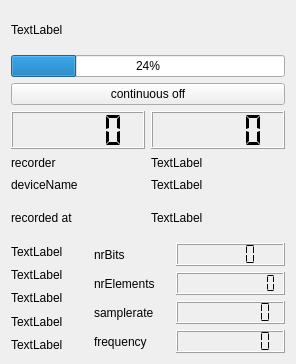
This is src/devices/filereaders/xml-filereader/xmlfiles.ui in tomneda/DABstar as Qt 5 draws it before an edit. The edited form follows.
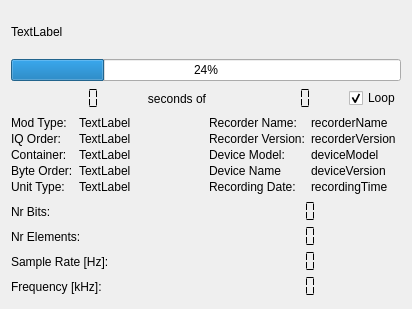
This is the edited form.

```diff
--- a/src/devices/filereaders/xml-filereader/xmlfiles.ui
+++ b/src/devices/filereaders/xml-filereader/xmlfiles.ui
@@ -6,8 +6,8 @@
    <rect>
     <x>0</x>
     <y>0</y>
-    <width>296</width>
-    <height>364</height>
+    <width>412</width>
+    <height>309</height>
    </rect>
   </property>
   <property name="windowTitle">
@@ -35,90 +35,50 @@
     </widget>
    </item>
    <item>
-    <widget class="QPushButton" name="continuousButton">
-     <property name="text">
-      <string>continuous off</string>
-     </property>
-    </widget>
-   </item>
-   <item>
-    <layout class="QHBoxLayout" name="horizontalLayout">
+    <layout class="QHBoxLayout" name="horizontalLayout" stretch="3,2,3,1">
      <item>
       <widget class="QLCDNumber" name="currentTime">
-       <property name="toolTip">
-        <string>&lt;html&gt;&lt;head/&gt;&lt;body&gt;&lt;p&gt;Current time in the file&lt;/p&gt;&lt;/body&gt;&lt;/html&gt;</string>
+       <property name="frameShape">
+        <enum>QFrame::NoFrame</enum>
+       </property>
+       <property name="smallDecimalPoint">
+        <bool>true</bool>
        </property>
        <property name="segmentStyle">
         <enum>QLCDNumber::Flat</enum>
        </property>
       </widget>
      </item>
+     <item>
+      <widget class="QLabel" name="label_6">
+       <property name="text">
+        <string>seconds of</string>
+       </property>
+       <property name="alignment">
+        <set>Qt::AlignCenter</set>
+       </property>
+      </widget>
+     </item>
      <item>
       <widget class="QLCDNumber" name="totalTime">
-       <property name="toolTip">
-        <string>&lt;html&gt;&lt;head/&gt;&lt;body&gt;&lt;p&gt;Total recorded time of the file&lt;/p&gt;&lt;/body&gt;&lt;/html&gt;</string>
+       <property name="frameShape">
+        <enum>QFrame::NoFrame</enum>
+       </property>
+       <property name="smallDecimalPoint">
+        <bool>true</bool>
        </property>
        <property name="segmentStyle">
         <enum>QLCDNumber::Flat</enum>
        </property>
       </widget>
      </item>
-    </layout>
-   </item>
-   <item>
-    <layout class="QGridLayout" name="gridLayout">
-     <item row="0" column="0">
-      <widget class="QLabel" name="recorderName">
-       <property name="text">
-        <string>recorder</string>
-       </property>
-      </widget>
-     </item>
-     <item row="0" column="1">
-      <widget class="QLabel" name="recorderVersion">
-       <property name="toolTip">
-        <string>&lt;html&gt;&lt;head/&gt;&lt;body&gt;&lt;p&gt;Shows recording software and version.&lt;/p&gt;&lt;/body&gt;&lt;/html&gt;</string>
-       </property>
-       <property name="text">
-        <string>TextLabel</string>
-       </property>
-      </widget>
-     </item>
-     <item row="1" column="0">
-      <widget class="QLabel" name="deviceVersion">
-       <property name="text">
-        <string>deviceName</string>
-       </property>
-      </widget>
-     </item>
-     <item row="1" column="1">
-      <widget class="QLabel" name="deviceModel">
-       <property name="toolTip">
-        <string>&lt;html&gt;&lt;head/&gt;&lt;body&gt;&lt;p&gt;Shows recording device&lt;/p&gt;&lt;/body&gt;&lt;/html&gt;</string>
-       </property>
-       <property name="text">
-        <string>TextLabel</string>
-       </property>
-      </widget>
-     </item>
-    </layout>
-   </item>
-   <item>
-    <layout class="QHBoxLayout" name="horizontalLayout_3">
      <item>
-      <widget class="QLabel" name="label_5">
+      <widget class="QCheckBox" name="cbLoopFile">
        <property name="text">
-        <string>recorded at </string>
+        <string>Loop</string>
        </property>
-      </widget>
-     </item>
-     <item>
-      <widget class="QLabel" name="recordingTime">
-       <property name="toolTip">
-        <string>&lt;html&gt;&lt;head/&gt;&lt;body&gt;&lt;p&gt;Shows recording time (it's not the current time)&lt;/p&gt;&lt;/body&gt;&lt;/html&gt;</string>
-       </property>
-       <property name="text">
-        <string>TextLabel</string>
+       <property name="checked">
+        <bool>true</bool>
        </property>
       </widget>
      </item>
@@ -127,36 +87,74 @@
    <item>
     <layout class="QHBoxLayout" name="horizontalLayout_2">
      <item>
-      <layout class="QVBoxLayout" name="verticalLayout_4">
-       <item>
+      <layout class="QFormLayout" name="formLayout">
+       <property name="verticalSpacing">
+        <number>2</number>
+       </property>
+       <item row="0" column="0">
+        <widget class="QLabel" name="label_7">
+         <property name="text">
+          <string>Mod Type:</string>
+         </property>
+        </widget>
+       </item>
+       <item row="0" column="1">
         <widget class="QLabel" name="modulationtypeLabel">
          <property name="text">
           <string>TextLabel</string>
          </property>
         </widget>
        </item>
-       <item>
+       <item row="1" column="0">
+        <widget class="QLabel" name="label_8">
+         <property name="text">
+          <string>IQ Order:</string>
+         </property>
+        </widget>
+       </item>
+       <item row="1" column="1">
         <widget class="QLabel" name="iqOrderLabel">
          <property name="text">
           <string>TextLabel</string>
          </property>
         </widget>
        </item>
-       <item>
+       <item row="2" column="0">
+        <widget class="QLabel" name="label_9">
+         <property name="text">
+          <string>Container:</string>
+         </property>
+        </widget>
+       </item>
+       <item row="2" column="1">
         <widget class="QLabel" name="containerLabel">
          <property name="text">
           <string>TextLabel</string>
          </property>
         </widget>
        </item>
-       <item>
+       <item row="3" column="0">
+        <widget class="QLabel" name="label_10">
+         <property name="text">
+          <string>Byte Order:</string>
+         </property>
+        </widget>
+       </item>
+       <item row="3" column="1">
         <widget class="QLabel" name="byteOrderLabel">
          <property name="text">
           <string>TextLabel</string>
          </property>
         </widget>
        </item>
-       <item>
+       <item row="4" column="0">
+        <widget class="QLabel" name="label_11">
+         <property name="text">
+          <string>Unit Type:</string>
+         </property>
+        </widget>
+       </item>
+       <item row="4" column="1">
         <widget class="QLabel" name="typeofUnitLabel">
          <property name="text">
           <string>TextLabel</string>
@@ -166,89 +164,189 @@
       </layout>
      </item>
      <item>
-      <layout class="QVBoxLayout" name="verticalLayout_3">
-       <item>
-        <widget class="QLabel" name="label">
+      <layout class="QFormLayout" name="formLayout_3">
+       <property name="verticalSpacing">
+        <number>2</number>
+       </property>
+       <item row="0" column="0">
+        <widget class="QLabel" name="label_12">
          <property name="text">
-          <string>nrBits</string>
+          <string>Recorder Name:</string>
          </property>
         </widget>
        </item>
-       <item>
-        <widget class="QLabel" name="label_2">
+       <item row="0" column="1">
+        <widget class="QLabel" name="recorderName">
          <property name="text">
-          <string>nrElements</string>
+          <string>recorderName</string>
          </property>
         </widget>
        </item>
-       <item>
-        <widget class="QLabel" name="label_3">
+       <item row="1" column="0">
+        <widget class="QLabel" name="label_14">
          <property name="text">
-          <string>samplerate</string>
+          <string>Recorder Version:</string>
          </property>
         </widget>
        </item>
-       <item>
-        <widget class="QLabel" name="label_4">
+       <item row="1" column="1">
+        <widget class="QLabel" name="recorderVersion">
          <property name="text">
-          <string>frequency</string>
+          <string>recorderVersion</string>
          </property>
         </widget>
        </item>
-      </layout>
-     </item>
-     <item>
-      <layout class="QVBoxLayout" name="verticalLayout_2">
-       <item>
-        <widget class="QLCDNumber" name="nrBitsDisplay">
-         <property name="toolTip">
-          <string>&lt;html&gt;&lt;head/&gt;&lt;body&gt;&lt;p&gt;Number of bits recorded&lt;/p&gt;&lt;/body&gt;&lt;/html&gt;</string>
+       <item row="2" column="0">
+        <widget class="QLabel" name="label_15">
+         <property name="text">
+          <string>Device Model:</string>
          </property>
-         <property name="segmentStyle">
-          <enum>QLCDNumber::Flat</enum>
+        </widget>
+       </item>
+       <item row="2" column="1">
+        <widget class="QLabel" name="deviceModel">
+         <property name="text">
+          <string>deviceModel</string>
          </property>
         </widget>
        </item>
-       <item>
-        <widget class="QLCDNumber" name="nrElementsDisplay">
-         <property name="digitCount">
-          <number>10</number>
+       <item row="3" column="0">
+        <widget class="QLabel" name="label_13">
+         <property name="text">
+          <string>Device Name</string>
          </property>
-         <property name="segmentStyle">
-          <enum>QLCDNumber::Flat</enum>
+        </widget>
+       </item>
+       <item row="3" column="1">
+        <widget class="QLabel" name="deviceModelName">
+         <property name="text">
+          <string>deviceVersion</string>
          </property>
         </widget>
        </item>
-       <item>
-        <widget class="QLCDNumber" name="samplerateDisplay">
-         <property name="toolTip">
-          <string>&lt;html&gt;&lt;head/&gt;&lt;body&gt;&lt;p&gt;Sampling rate in Hz (normally 2048000 Hz)&lt;/p&gt;&lt;/body&gt;&lt;/html&gt;</string>
+       <item row="4" column="0">
+        <widget class="QLabel" name="label_5">
+         <property name="text">
+          <string>Recording Date: </string>
          </property>
-         <property name="digitCount">
-          <number>8</number>
-         </property>
-         <property name="segmentStyle">
-          <enum>QLCDNumber::Flat</enum>
-         </property>
         </widget>
        </item>
-       <item>
-        <widget class="QLCDNumber" name="frequencyDisplay">
-         <property name="toolTip">
-          <string>&lt;html&gt;&lt;head/&gt;&lt;body&gt;&lt;p&gt;Initial frequency of the recorded ensemble (in kHz)&lt;/p&gt;&lt;/body&gt;&lt;/html&gt;</string>
+       <item row="4" column="1">
+        <widget class="QLabel" name="recordingTime">
+         <property name="text">
+          <string>recordingTime</string>
          </property>
-         <property name="digitCount">
-          <number>8</number>
-         </property>
-         <property name="segmentStyle">
-          <enum>QLCDNumber::Flat</enum>
-         </property>
         </widget>
        </item>
       </layout>
      </item>
     </layout>
    </item>
+   <item>
+    <layout class="QFormLayout" name="formLayout_2">
+     <property name="verticalSpacing">
+      <number>2</number>
+     </property>
+     <item row="0" column="0">
+      <widget class="QLabel" name="label">
+       <property name="text">
+        <string>Nr Bits:</string>
+       </property>
+      </widget>
+     </item>
+     <item row="1" column="0">
+      <widget class="QLabel" name="label_2">
+       <property name="text">
+        <string>Nr Elements:</string>
+       </property>
+      </widget>
+     </item>
+     <item row="2" column="0">
+      <widget class="QLabel" name="label_3">
+       <property name="text">
+        <string>Sample Rate [Hz]:</string>
+       </property>
+      </widget>
+     </item>
+     <item row="3" column="0">
+      <widget class="QLabel" name="label_4">
+       <property name="sizePolicy">
+        <sizepolicy hsizetype="Preferred" vsizetype="Minimum">
+         <horstretch>0</horstretch>
+         <verstretch>0</verstretch>
+        </sizepolicy>
+       </property>
+       <property name="text">
+        <string>Frequency [kHz]:</string>
+       </property>
+      </widget>
+     </item>
+     <item row="0" column="1">
+      <widget class="QLCDNumber" name="nrBitsDisplay">
+       <property name="frameShape">
+        <enum>QFrame::NoFrame</enum>
+       </property>
+       <property name="smallDecimalPoint">
+        <bool>true</bool>
+       </property>
+       <property name="digitCount">
+        <number>10</number>
+       </property>
+       <property name="segmentStyle">
+        <enum>QLCDNumber::Flat</enum>
+       </property>
+      </widget>
+     </item>
+     <item row="1" column="1">
+      <widget class="QLCDNumber" name="nrElementsDisplay">
+       <property name="frameShape">
+        <enum>QFrame::NoFrame</enum>
+       </property>
+       <property name="smallDecimalPoint">
+        <bool>true</bool>
+       </property>
+       <property name="digitCount">
+        <number>10</number>
+       </property>
+       <property name="segmentStyle">
+        <enum>QLCDNumber::Flat</enum>
+       </property>
+      </widget>
+     </item>
+     <item row="2" column="1">
+      <widget class="QLCDNumber" name="samplerateDisplay">
+       <property name="frameShape">
+        <enum>QFrame::NoFrame</enum>
+       </property>
+       <property name="smallDecimalPoint">
+        <bool>true</bool>
+       </property>
+       <property name="digitCount">
+        <number>10</number>
+       </property>
+       <property name="segmentStyle">
+        <enum>QLCDNumber::Flat</enum>
+       </property>
+      </widget>
+     </item>
+     <item row="3" column="1">
+      <widget class="QLCDNumber" name="frequencyDisplay">
+       <property name="frameShape">
+        <enum>QFrame::NoFrame</enum>
+       </property>
+       <property name="smallDecimalPoint">
+        <bool>true</bool>
+       </property>
+       <property name="digitCount">
+        <number>10</number>
+       </property>
+       <property name="segmentStyle">
+        <enum>QLCDNumber::Flat</enum>
+       </property>
+      </widget>
+     </item>
+    </layout>
+   </item>
   </layout>
  </widget>
  <resources/>
```
Left out of the diff: 8 changed lines with no effect on the pictures.
